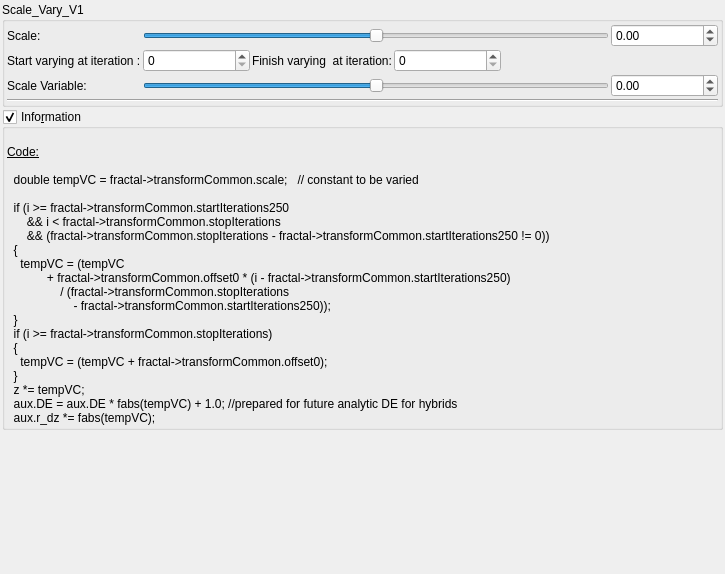
Above: mandelbulber2/qt_data/fractal_transf_scale_varyV1.ui from buddhi1980/mandelbulber2 before the change. Below: the same form after it.
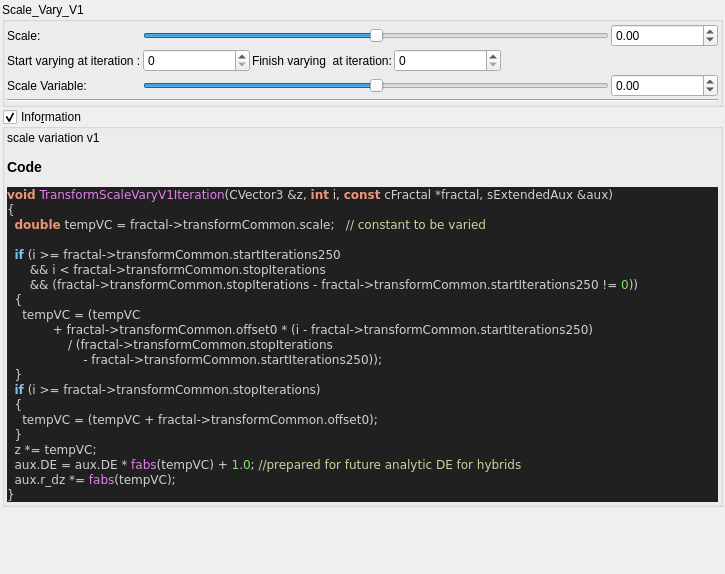
That is the form after the change. Custom widgets are drawn as their Qt base class.

Commit message:
added all transforms information boxes
now all formulas can be parsed.

@buddhi do you got a reference for Xenodreambuie formula?

What changed in the file:
```diff
--- a/mandelbulber2/qt_data/fractal_transf_scale_varyV1.ui
+++ b/mandelbulber2/qt_data/fractal_transf_scale_varyV1.ui
@@ -270,31 +270,42 @@
       <item>
        <widget class="QLabel" name="label_4">
         <property name="text">
-         <string>&lt;!DOCTYPE HTML PUBLIC &quot;-//W3C//DTD HTML 4.0//EN&quot; &quot;http://www.w3.org/TR/REC-html40/strict.dtd&quot;&gt;
-&lt;html&gt;&lt;head&gt;&lt;meta name=&quot;qrichtext&quot; content=&quot;1&quot; /&gt;&lt;style type=&quot;text/css&quot;&gt;
-p, li { white-space: pre-wrap; }
-&lt;/style&gt;&lt;/head&gt;&lt;body&gt;
-&lt;p style=&quot;-qt-paragraph-type:empty; margin-top:0px; margin-bottom:0px; margin-left:0px; margin-right:0px; -qt-block-indent:0; text-indent:0px;&quot;&gt;&lt;br /&gt;&lt;/p&gt;
-&lt;p style=&quot; margin-top:0px; margin-bottom:0px; margin-left:0px; margin-right:0px; -qt-block-indent:0; text-indent:0px;&quot;&gt;&lt;span style=&quot; text-decoration: underline;&quot;&gt;Code:&lt;/span&gt;&lt;/p&gt;
-&lt;p style=&quot;-qt-paragraph-type:empty; margin-top:0px; margin-bottom:0px; margin-left:0px; margin-right:0px; -qt-block-indent:0; text-indent:0px; text-decoration: underline;&quot;&gt;&lt;br /&gt;&lt;/p&gt;
-&lt;p style=&quot; margin-top:0px; margin-bottom:0px; margin-left:0px; margin-right:0px; -qt-block-indent:0; text-indent:0px;&quot;&gt;  double tempVC = fractal-&amp;gt;transformCommon.scale;   // constant to be varied&lt;/p&gt;
-&lt;p style=&quot;-qt-paragraph-type:empty; margin-top:0px; margin-bottom:0px; margin-left:0px; margin-right:0px; -qt-block-indent:0; text-indent:0px;&quot;&gt;&lt;br /&gt;&lt;/p&gt;
-&lt;p style=&quot; margin-top:0px; margin-bottom:0px; margin-left:0px; margin-right:0px; -qt-block-indent:0; text-indent:0px;&quot;&gt;  if (i &amp;gt;= fractal-&amp;gt;transformCommon.startIterations250&lt;/p&gt;
-&lt;p style=&quot; margin-top:0px; margin-bottom:0px; margin-left:0px; margin-right:0px; -qt-block-indent:0; text-indent:0px;&quot;&gt;      &amp;amp;&amp;amp; i &amp;lt; fractal-&amp;gt;transformCommon.stopIterations&lt;/p&gt;
-&lt;p style=&quot; margin-top:0px; margin-bottom:0px; margin-left:0px; margin-right:0px; -qt-block-indent:0; text-indent:0px;&quot;&gt;      &amp;amp;&amp;amp; (fractal-&amp;gt;transformCommon.stopIterations - fractal-&amp;gt;transformCommon.startIterations250 != 0))&lt;/p&gt;
-&lt;p style=&quot; margin-top:0px; margin-bottom:0px; margin-left:0px; margin-right:0px; -qt-block-indent:0; text-indent:0px;&quot;&gt;  {&lt;/p&gt;
-&lt;p style=&quot; margin-top:0px; margin-bottom:0px; margin-left:0px; margin-right:0px; -qt-block-indent:0; text-indent:0px;&quot;&gt;    tempVC = (tempVC&lt;/p&gt;
-&lt;p style=&quot; margin-top:0px; margin-bottom:0px; margin-left:0px; margin-right:0px; -qt-block-indent:0; text-indent:0px;&quot;&gt;            + fractal-&amp;gt;transformCommon.offset0 * (i - fractal-&amp;gt;transformCommon.startIterations250)&lt;/p&gt;
-&lt;p style=&quot; margin-top:0px; margin-bottom:0px; margin-left:0px; margin-right:0px; -qt-block-indent:0; text-indent:0px;&quot;&gt;                / (fractal-&amp;gt;transformCommon.stopIterations&lt;/p&gt;
-&lt;p style=&quot; margin-top:0px; margin-bottom:0px; margin-left:0px; margin-right:0px; -qt-block-indent:0; text-indent:0px;&quot;&gt;                    - fractal-&amp;gt;transformCommon.startIterations250));&lt;/p&gt;
-&lt;p style=&quot; margin-top:0px; margin-bottom:0px; margin-left:0px; margin-right:0px; -qt-block-indent:0; text-indent:0px;&quot;&gt;  }&lt;/p&gt;
-&lt;p style=&quot; margin-top:0px; margin-bottom:0px; margin-left:0px; margin-right:0px; -qt-block-indent:0; text-indent:0px;&quot;&gt;  if (i &amp;gt;= fractal-&amp;gt;transformCommon.stopIterations)&lt;/p&gt;
-&lt;p style=&quot; margin-top:0px; margin-bottom:0px; margin-left:0px; margin-right:0px; -qt-block-indent:0; text-indent:0px;&quot;&gt;  {&lt;/p&gt;
-&lt;p style=&quot; margin-top:0px; margin-bottom:0px; margin-left:0px; margin-right:0px; -qt-block-indent:0; text-indent:0px;&quot;&gt;    tempVC = (tempVC + fractal-&amp;gt;transformCommon.offset0);&lt;/p&gt;
-&lt;p style=&quot; margin-top:0px; margin-bottom:0px; margin-left:0px; margin-right:0px; -qt-block-indent:0; text-indent:0px;&quot;&gt;  }&lt;/p&gt;
-&lt;p style=&quot; margin-top:0px; margin-bottom:0px; margin-left:0px; margin-right:0px; -qt-block-indent:0; text-indent:0px;&quot;&gt;  z *= tempVC;&lt;/p&gt;
-&lt;p style=&quot; margin-top:0px; margin-bottom:0px; margin-left:0px; margin-right:0px; -qt-block-indent:0; text-indent:0px;&quot;&gt;  aux.DE = aux.DE * fabs(tempVC) + 1.0; //prepared for future analytic DE for hybrids&lt;/p&gt;
-&lt;p style=&quot; margin-top:0px; margin-bottom:0px; margin-left:0px; margin-right:0px; -qt-block-indent:0; text-indent:0px;&quot;&gt;  aux.r_dz *= fabs(tempVC);&lt;/p&gt;&lt;/body&gt;&lt;/html&gt;</string>
+         <string>&lt;p&gt;scale variation v1&lt;/p&gt;&lt;table&gt;
+&lt;/table&gt;
+&lt;h3&gt;Code&lt;/h3&gt;
+&lt;!DOCTYPE HTML PUBLIC &quot;-//W3C//DTD HTML 4.0 Transitional//EN&quot;&gt;
+&lt;html&gt;
+&lt;head&gt;
+&lt;meta http-equiv=&quot;content-type&quot; content=&quot;text/html; charset=ISO-8859-1&quot;&gt;
+&lt;title&gt;Source file&lt;/title&gt;
+&lt;/head&gt;
+&lt;body style=&quot;background-color:#202020&quot;&gt;
+&lt;pre style=&quot;color:#d0d0d0; background-color:#202020;  font-family:'Courier New';&quot;&gt;&lt;span style=&quot;color:#f09479; font-weight:bold&quot;&gt;void&lt;/span&gt; &lt;span style=&quot;color:#e47eed&quot;&gt;TransformScaleVaryV1Iteration&lt;/span&gt;&lt;span style=&quot;color:#d0d0d0&quot;&gt;(&lt;/span&gt;CVector3 &lt;span style=&quot;color:#d0d0d0&quot;&gt;&amp;amp;&lt;/span&gt;z&lt;span style=&quot;color:#d0d0d0&quot;&gt;,&lt;/span&gt; &lt;span style=&quot;color:#f09479; font-weight:bold&quot;&gt;int&lt;/span&gt; i&lt;span style=&quot;color:#d0d0d0&quot;&gt;,&lt;/span&gt; &lt;span style=&quot;color:#f09479; font-weight:bold&quot;&gt;const&lt;/span&gt; cFractal &lt;span style=&quot;color:#d0d0d0&quot;&gt;*&lt;/span&gt;fractal&lt;span style=&quot;color:#d0d0d0&quot;&gt;,&lt;/span&gt; sExtendedAux &lt;span style=&quot;color:#d0d0d0&quot;&gt;&amp;amp;&lt;/span&gt;aux&lt;span style=&quot;color:#d0d0d0&quot;&gt;)&lt;/span&gt;
+&lt;span style=&quot;color:#d0d0d0&quot;&gt;{&lt;/span&gt;
+  &lt;span style=&quot;color:#f09479; font-weight:bold&quot;&gt;double&lt;/span&gt; tempVC &lt;span style=&quot;color:#d0d0d0&quot;&gt;=&lt;/span&gt; fractal&lt;span style=&quot;color:#d0d0d0&quot;&gt;-&amp;gt;&lt;/span&gt;transformCommon&lt;span style=&quot;color:#d0d0d0&quot;&gt;.&lt;/span&gt;scale&lt;span style=&quot;color:#d0d0d0&quot;&gt;;&lt;/span&gt;   &lt;span style=&quot;color:#d0d0a0&quot;&gt;// constant to be varied&lt;/span&gt;
+
+  &lt;span style=&quot;color:#7ec0ee; font-weight:bold&quot;&gt;if&lt;/span&gt; &lt;span style=&quot;color:#d0d0d0&quot;&gt;(&lt;/span&gt;i &lt;span style=&quot;color:#d0d0d0&quot;&gt;&amp;gt;=&lt;/span&gt; fractal&lt;span style=&quot;color:#d0d0d0&quot;&gt;-&amp;gt;&lt;/span&gt;transformCommon&lt;span style=&quot;color:#d0d0d0&quot;&gt;.&lt;/span&gt;startIterations250
+      &lt;span style=&quot;color:#d0d0d0&quot;&gt;&amp;amp;&amp;amp;&lt;/span&gt; i &lt;span style=&quot;color:#d0d0d0&quot;&gt;&amp;lt;&lt;/span&gt; fractal&lt;span style=&quot;color:#d0d0d0&quot;&gt;-&amp;gt;&lt;/span&gt;transformCommon&lt;span style=&quot;color:#d0d0d0&quot;&gt;.&lt;/span&gt;stopIterations
+      &lt;span style=&quot;color:#d0d0d0&quot;&gt;&amp;amp;&amp;amp; (&lt;/span&gt;fractal&lt;span style=&quot;color:#d0d0d0&quot;&gt;-&amp;gt;&lt;/span&gt;transformCommon&lt;span style=&quot;color:#d0d0d0&quot;&gt;.&lt;/span&gt;stopIterations &lt;span style=&quot;color:#d0d0d0&quot;&gt;-&lt;/span&gt; fractal&lt;span style=&quot;color:#d0d0d0&quot;&gt;-&amp;gt;&lt;/span&gt;transformCommon&lt;span style=&quot;color:#d0d0d0&quot;&gt;.&lt;/span&gt;startIterations250 &lt;span style=&quot;color:#d0d0d0&quot;&gt;!=&lt;/span&gt; &lt;span style=&quot;color:#87df71&quot;&gt;0&lt;/span&gt;&lt;span style=&quot;color:#d0d0d0&quot;&gt;))&lt;/span&gt;
+  &lt;span style=&quot;color:#d0d0d0&quot;&gt;{&lt;/span&gt;
+    tempVC &lt;span style=&quot;color:#d0d0d0&quot;&gt;= (&lt;/span&gt;tempVC
+            &lt;span style=&quot;color:#d0d0d0&quot;&gt;+&lt;/span&gt; fractal&lt;span style=&quot;color:#d0d0d0&quot;&gt;-&amp;gt;&lt;/span&gt;transformCommon&lt;span style=&quot;color:#d0d0d0&quot;&gt;.&lt;/span&gt;offset0 &lt;span style=&quot;color:#d0d0d0&quot;&gt;* (&lt;/span&gt;i &lt;span style=&quot;color:#d0d0d0&quot;&gt;-&lt;/span&gt; fractal&lt;span style=&quot;color:#d0d0d0&quot;&gt;-&amp;gt;&lt;/span&gt;transformCommon&lt;span style=&quot;color:#d0d0d0&quot;&gt;.&lt;/span&gt;startIterations250&lt;span style=&quot;color:#d0d0d0&quot;&gt;)&lt;/span&gt;
+                &lt;span style=&quot;color:#d0d0d0&quot;&gt;/ (&lt;/span&gt;fractal&lt;span style=&quot;color:#d0d0d0&quot;&gt;-&amp;gt;&lt;/span&gt;transformCommon&lt;span style=&quot;color:#d0d0d0&quot;&gt;.&lt;/span&gt;stopIterations
+                    &lt;span style=&quot;color:#d0d0d0&quot;&gt;-&lt;/span&gt; fractal&lt;span style=&quot;color:#d0d0d0&quot;&gt;-&amp;gt;&lt;/span&gt;transformCommon&lt;span style=&quot;color:#d0d0d0&quot;&gt;.&lt;/span&gt;startIterations250&lt;span style=&quot;color:#d0d0d0&quot;&gt;));&lt;/span&gt;
+  &lt;span style=&quot;color:#d0d0d0&quot;&gt;}&lt;/span&gt;
+  &lt;span style=&quot;color:#7ec0ee; font-weight:bold&quot;&gt;if&lt;/span&gt; &lt;span style=&quot;color:#d0d0d0&quot;&gt;(&lt;/span&gt;i &lt;span style=&quot;color:#d0d0d0&quot;&gt;&amp;gt;=&lt;/span&gt; fractal&lt;span style=&quot;color:#d0d0d0&quot;&gt;-&amp;gt;&lt;/span&gt;transformCommon&lt;span style=&quot;color:#d0d0d0&quot;&gt;.&lt;/span&gt;stopIterations&lt;span style=&quot;color:#d0d0d0&quot;&gt;)&lt;/span&gt;
+  &lt;span style=&quot;color:#d0d0d0&quot;&gt;{&lt;/span&gt;
+    tempVC &lt;span style=&quot;color:#d0d0d0&quot;&gt;= (&lt;/span&gt;tempVC &lt;span style=&quot;color:#d0d0d0&quot;&gt;+&lt;/span&gt; fractal&lt;span style=&quot;color:#d0d0d0&quot;&gt;-&amp;gt;&lt;/span&gt;transformCommon&lt;span style=&quot;color:#d0d0d0&quot;&gt;.&lt;/span&gt;offset0&lt;span style=&quot;color:#d0d0d0&quot;&gt;);&lt;/span&gt;
+  &lt;span style=&quot;color:#d0d0d0&quot;&gt;}&lt;/span&gt;
+  z &lt;span style=&quot;color:#d0d0d0&quot;&gt;*=&lt;/span&gt; tempVC&lt;span style=&quot;color:#d0d0d0&quot;&gt;;&lt;/span&gt;
+  aux&lt;span style=&quot;color:#d0d0d0&quot;&gt;.&lt;/span&gt;DE &lt;span style=&quot;color:#d0d0d0&quot;&gt;=&lt;/span&gt; aux&lt;span style=&quot;color:#d0d0d0&quot;&gt;.&lt;/span&gt;DE &lt;span style=&quot;color:#d0d0d0&quot;&gt;*&lt;/span&gt; &lt;span style=&quot;color:#e47eed&quot;&gt;fabs&lt;/span&gt;&lt;span style=&quot;color:#d0d0d0&quot;&gt;(&lt;/span&gt;tempVC&lt;span style=&quot;color:#d0d0d0&quot;&gt;) +&lt;/span&gt; &lt;span style=&quot;color:#87df71&quot;&gt;1.0&lt;/span&gt;&lt;span style=&quot;color:#d0d0d0&quot;&gt;;&lt;/span&gt; &lt;span style=&quot;color:#d0d0a0&quot;&gt;//prepared for future analytic DE for hybrids&lt;/span&gt;
+  aux&lt;span style=&quot;color:#d0d0d0&quot;&gt;.&lt;/span&gt;r_dz &lt;span style=&quot;color:#d0d0d0&quot;&gt;*=&lt;/span&gt; &lt;span style=&quot;color:#e47eed&quot;&gt;fabs&lt;/span&gt;&lt;span style=&quot;color:#d0d0d0&quot;&gt;(&lt;/span&gt;tempVC&lt;span style=&quot;color:#d0d0d0&quot;&gt;);&lt;/span&gt;
+&lt;span style=&quot;color:#d0d0d0&quot;&gt;}&lt;/span&gt;
+&lt;/pre&gt;
+&lt;/body&gt;
+&lt;/html&gt;
+&lt;!--HTML generated by highlight 3.9, http://www.andre-simon.de/--&gt;
+</string>
         </property>
         <property name="wordWrap">
          <bool>true</bool>
```
Left out of the diff: 2 changed lines with no effect on the pictures. The commit also changes 75 other files.
